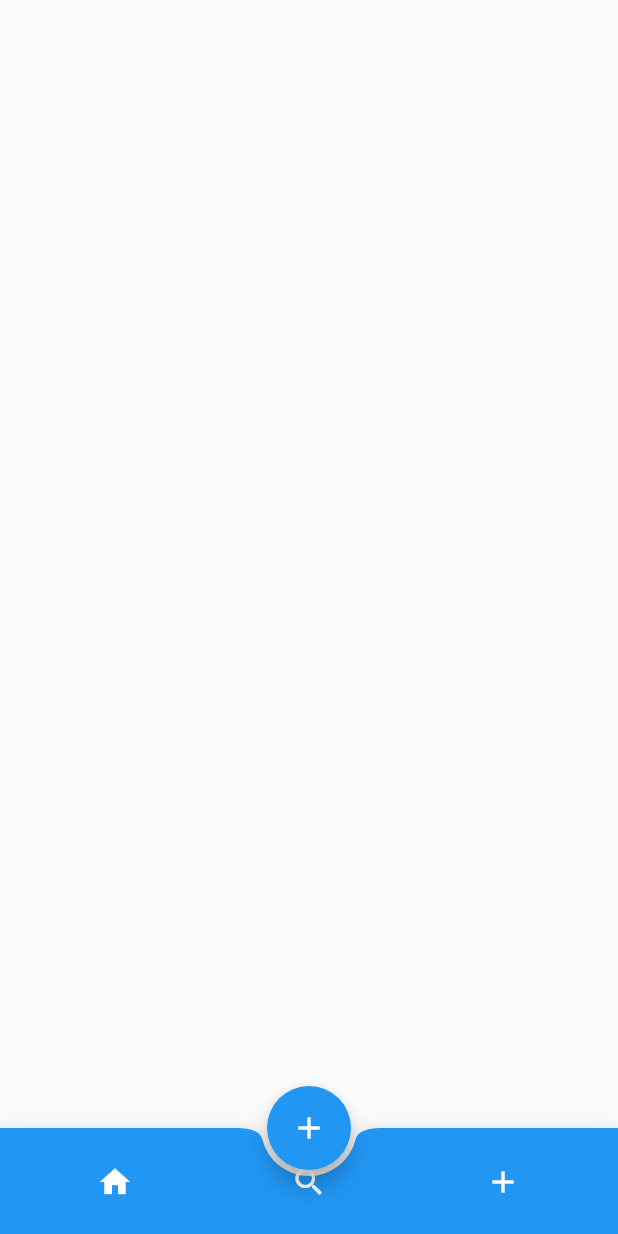
After one commit to Ricarsur/ACADOCEN, a Flutter app: the NavBar screen opened directly, on a phone screen of 412 x 824 dp. The commit adds this screen. Run offline on Flutter 3.47's test engine with Material 2 defaults, Android fonts, the phone set to English and light mode, and no system bars; our stand-ins replace flutter_spinkit, get, google_fonts; missing offline and left inert: weekly_date_picker.

Commit message:
Botton navbar

```diff
--- a/lib/UI/auth/login.dart
+++ b/lib/UI/auth/login.dart
@@ -1,5 +1,6 @@
 import 'package:acadocen/UI/auth/register.dart';
 import 'package:acadocen/UI/pages/schedule.dart';
+import 'package:acadocen/UI/widgets/bottom_nav_bar.dart';
 import 'package:flutter/material.dart';
 import 'package:get/get.dart';
 
--- /dev/null
+++ b/lib/UI/widgets/bottom_nav_bar.dart
@@ -0,0 +1,48 @@
+import 'package:flutter/material.dart';
+
+class NavBar extends StatelessWidget {
+  //final IconData icon;
+
+  //final Color color;
+  const NavBar({super.key});
+
+  @override
+  Widget build(BuildContext context) {
+    return Scaffold(
+      extendBody: true,
+      floatingActionButtonLocation: FloatingActionButtonLocation.centerDocked,
+      floatingActionButton: FloatingActionButton(
+        onPressed: () {},
+        child: Icon(Icons.add),
+        backgroundColor: Colors.blue,
+      ),
+      bottomNavigationBar: BottomAppBar(
+        shape: const CircularNotchedRectangle(),
+        color: Theme.of(context).primaryColor,
+        child: IconTheme(
+          data: IconThemeData(color: Theme.of(context).colorScheme.onPrimary),
+          child: Padding(
+            padding: const EdgeInsets.all(12.0),
+            child: Row(
+              mainAxisAlignment: MainAxisAlignment.spaceAround,
+              children: [
+                IconButton(
+                  icon: const Icon(Icons.home),
+                  onPressed: () {},
+                ),
+                IconButton(
+                  icon: const Icon(Icons.search),
+                  onPressed: () {},
+                ),
+                IconButton(
+                  icon: const Icon(Icons.add),
+                  onPressed: () {},
+                ),
+              ],
+            ),
+          ),
+        ),
+      ),
+    );
+  }
+}
```
Also changed, not shown: pubspec.lock.
